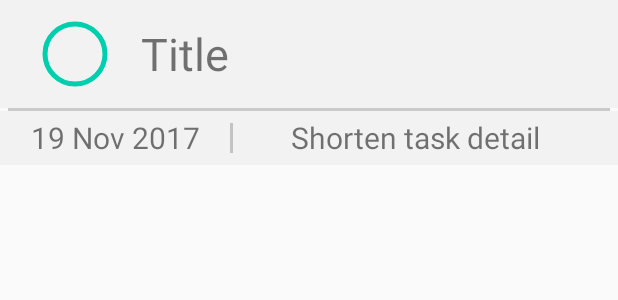
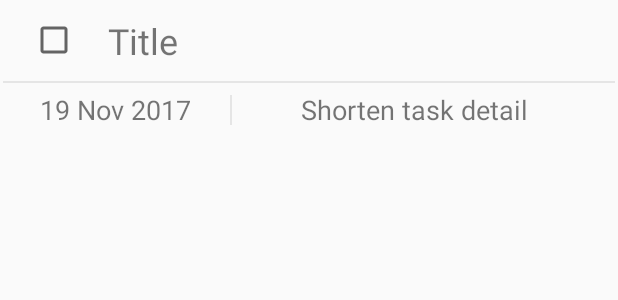
Before and after one commit to WhatTheFar/Alarmpaca, an Android app: the layout item_task.xml on its own in the app's theme, with its tools: preview values and no code run, on a phone screen of 412 x 824 dp. Shown: the top 300 px of the screen. Run offline under Robolectric (Android 15) with nearby library versions, the light colour scheme and no system bars.

Commit message:
- changes some components in item_task.xml

```diff
--- a/app/src/main/java/com/alpaca/alarmpaca/view/CircleCheckBox.java
+++ b/app/src/main/java/com/alpaca/alarmpaca/view/CircleCheckBox.java
@@ -37,7 +37,7 @@ import static android.graphics.Paint.ANTI_ALIAS_FLAG;
  */
 
 public class CircleCheckBox extends View {
-    private float innerCircleRadius = 30.f;
+    private float innerCircleRadius = 60.f;
     private float outerCircleRadius = innerCircleRadius / 2f;
     private float textSize = 35f;
     private float borderThickness = 5f;
--- /dev/null
+++ b/app/src/main/res/layout/item_simple_blank.xml
@@ -0,0 +1,7 @@
+<?xml version="1.0" encoding="utf-8"?>
+<FrameLayout
+    xmlns:android="http://schemas.android.com/apk/res/android"
+    android:layout_width="match_parent"
+    android:layout_height="72dp">
+
+</FrameLayout>
--- a/app/src/main/res/layout/item_task.xml
+++ b/app/src/main/res/layout/item_task.xml
@@ -2,42 +2,40 @@
 <LinearLayout xmlns:android="http://schemas.android.com/apk/res/android"
     xmlns:app="http://schemas.android.com/apk/res-auto"
     android:layout_width="match_parent"
-    android:layout_height="118dp"
+    android:layout_height="wrap_content"
     android:orientation="vertical">
 
     <LinearLayout
         android:layout_width="match_parent"
-        android:layout_height="72dp"
-        android:orientation="horizontal"
-        android:weightSum="5"
-        android:background="#44dadada">
+        android:layout_height="54dp"
+        android:orientation="horizontal">
 
-        <com.alpaca.alarmpaca.view.CircleCheckBox
+        <CheckBox
             android:id="@+id/checkbox_taskTitle"
-            android:layout_width="0dp"
+            android:layout_width="wrap_content"
             android:layout_height="wrap_content"
-            android:layout_marginLeft="20dp"
-            android:layout_weight="1" />
+            android:layout_gravity="center_vertical"
+            android:layout_marginLeft="20dp" />
 
         <TextView
             android:id="@+id/taskTitle"
-            android:layout_width="0dp"
+            android:layout_width="wrap_content"
             android:layout_height="wrap_content"
             android:layout_gravity="center_vertical"
-            android:layout_weight="4"
             android:text="Title"
+            android:layout_marginLeft="20dp"
             android:layout_marginRight="20dp"
             android:ellipsize="end"
-            android:textSize="30sp"/>
+            android:textSize="24sp"/>
 
 
     </LinearLayout>
 
     <FrameLayout
         android:layout_width="match_parent"
-        android:layout_height="2dp"
-        android:layout_marginLeft="5dp"
-        android:layout_marginRight="5dp"
+        android:layout_height="1dp"
+        android:layout_marginLeft="2dp"
+        android:layout_marginRight="2dp"
         android:background="@color/colorBetweenLine">
     </FrameLayout>
 
@@ -45,21 +43,20 @@
     <LinearLayout
         android:layout_width="match_parent"
         android:layout_height="36dp"
-        android:orientation="horizontal"
-        android:background="#44dadada">
+        android:orientation="horizontal">
 
         <TextView
             android:id="@+id/task_date"
             android:layout_width="0dp"
             android:layout_height="wrap_content"
             android:text="19 Nov 2017"
-            android:textSize="20sp"
+            android:textSize="18sp"
             android:layout_gravity="center_vertical"
             android:textAlignment="center"
             android:layout_weight="2"/>
 
         <FrameLayout
-            android:layout_width="2dp"
+            android:layout_width="1dp"
             android:layout_height="20dp"
             android:background="@color/colorBetweenLine"
             android:layout_gravity="center_vertical">
@@ -77,7 +74,7 @@
             android:text="Shorten task detail"
             android:layout_marginRight="20dp"
             android:ellipsize="end"
-            android:textSize="20sp"
+            android:textSize="18sp"
             android:layout_weight="3"/>
 
     </LinearLayout>
--- a/app/src/main/res/values/colors.xml
+++ b/app/src/main/res/values/colors.xml
@@ -8,6 +8,6 @@
     <color name="colorItemBackgroundDark">#BDBDBD</color>
     <color name="white">#ffffffff</color>
     <color name="black">#ff000000</color>
-    <color name="colorBetweenLine">#32000000</color>
+    <color name="colorBetweenLine">#15000000</color>
 
 </resources>
```
